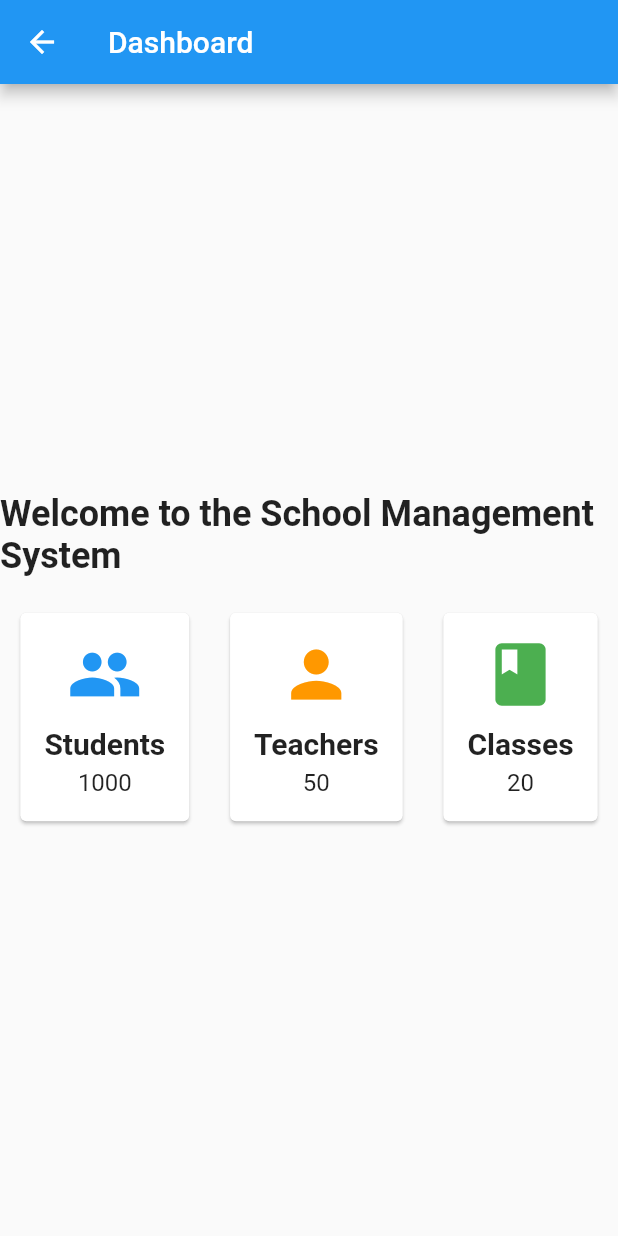
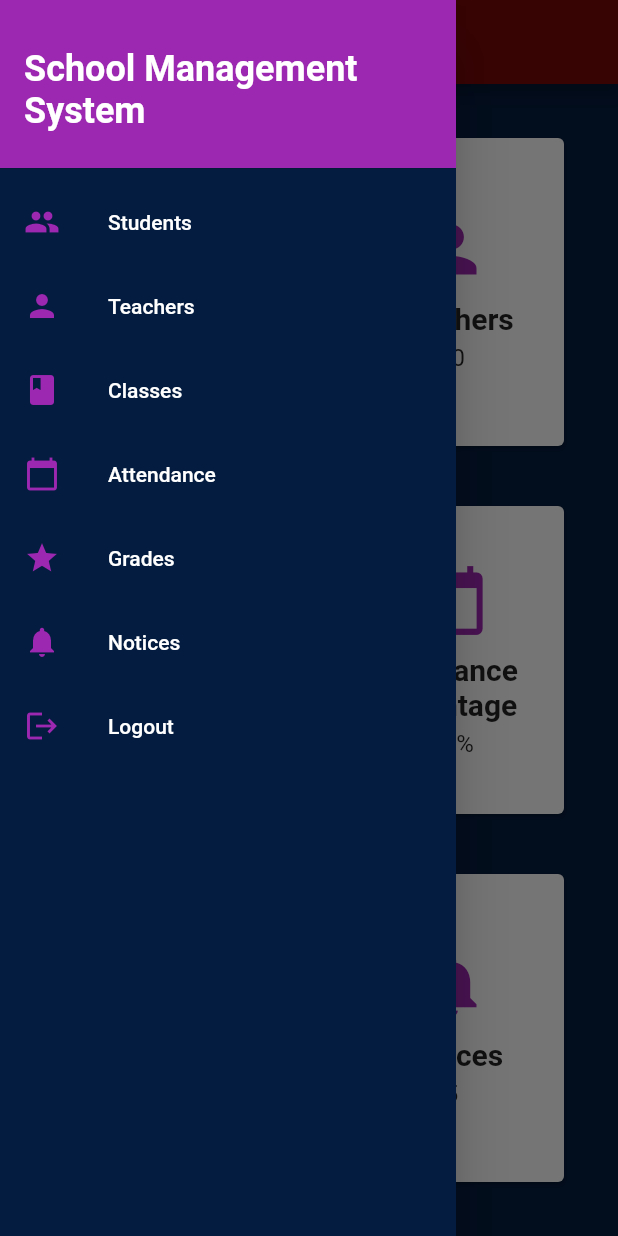
Before and after one commit to apilchand/School-management, a Flutter app: the DashboardScreen screen opened directly, with the side drawer open (before the commit the screen has no drawer), on a phone screen of 412 x 824 dp. Run offline on Flutter 3.47's test engine with Material 2 defaults, Android fonts, the phone set to English and light mode, and no system bars; our stand-ins replace file_picker.

Commit message:
admin start

```diff
--- a/lib/screens/Admin/Dashboard.dart
+++ b/lib/screens/Admin/Dashboard.dart
@@ -1,4 +1,11 @@
 import 'package:flutter/material.dart';
+
+import 'attendance_management.dart';
+import 'class_management.dart';
+import 'notice_management.dart';
+import 'result_management.dart';
+import 'student_management.dart';
+import 'teacher_management.dart';
 
 class DashboardScreen extends StatelessWidget {
   const DashboardScreen({Key? key}) : super(key: key);
@@ -8,45 +15,183 @@ class DashboardScreen extends StatelessWidget {
     return Scaffold(
       appBar: AppBar(
         title: Text('Dashboard'),
+        backgroundColor: Color.fromARGB(255, 121, 6, 6),
       ),
-      body: Center(
-        child: Column(
-          mainAxisAlignment: MainAxisAlignment.center,
+      backgroundColor: Color.fromARGB(255, 4, 28, 63),
+      drawer: Drawer(
+        child: Container(
+          color: Color.fromARGB(255, 4, 28, 63),
+          child: ListView(
             children: [
-            Text(
-              'Welcome to the School Management System',
+              Container(
+                height: 120.0,
+                child: DrawerHeader(
+                  decoration: BoxDecoration(
+                    color: Colors.purple,
+                  ),
+                  child: Center(
+                    child: Text(
+                      'School Management System',
                       style: TextStyle(
                         fontSize: 24.0,
                         fontWeight: FontWeight.bold,
+                        color: Colors.white,
                       ),
                     ),
-            SizedBox(height: 20.0),
-            Row(
-              mainAxisAlignment: MainAxisAlignment.spaceAround,
-              children: [
-                DashboardCard(
+                  ),
+                ),
+              ),
+              DrawerItem(
+                icon: Icons.people,
                 title: 'Students',
-                  count: '1000',
-                  icon: Icons.people,
-                  color: Colors.blue,
+                onPressed: () {
+                  /*Navigator.push(
+                    context,
+                    MaterialPageRoute(builder: (context) => StudentScreen()),
+                  );*/
+                },
               ),
-                DashboardCard(
+              DrawerItem(
+                icon: Icons.person,
                 title: 'Teachers',
-                  count: '50',
-                  icon: Icons.person,
-                  color: Colors.orange,
+                onPressed: () {},
               ),
-                DashboardCard(
+              DrawerItem(
+                icon: Icons.class_,
                 title: 'Classes',
-                  count: '20',
-                  icon: Icons.class_,
-                  color: Colors.green,
+                onPressed: () {},
               ),
-              ],
+              DrawerItem(
+                icon: Icons.calendar_today,
+                title: 'Attendance',
+                onPressed: () {},
+              ),
+              DrawerItem(
+                icon: Icons.grade,
+                title: 'Grades',
+                onPressed: () {},
+              ),
+              DrawerItem(
+                icon: Icons.notifications,
+                title: 'Notices',
+                onPressed: () {},
+              ),
+              DrawerItem(
+                icon: Icons.logout,
+                title: 'Logout',
+                onPressed: () {},
               ),
             ],
           ),
         ),
+      ),
+      body: Padding(
+        padding: const EdgeInsets.all(16.0),
+        child: Column(
+          mainAxisAlignment: MainAxisAlignment.center,
+          children: [
+            Expanded(
+              child: Row(
+                mainAxisAlignment: MainAxisAlignment.spaceAround,
+                children: [
+                  Expanded(
+                    child: DashboardCard(
+                      title: 'Students',
+                      count: '1000',
+                      icon: Icons.people,
+                      color: Colors.purple,
+                    ),
+                  ),
+                  Expanded(
+                    child: DashboardCard(
+                      title: 'Teachers',
+                      count: '50',
+                      icon: Icons.person,
+                      color: Colors.purple,
+                    ),
+                  ),
+                ],
+              ),
+            ),
+            Expanded(
+              child: Row(
+                mainAxisAlignment: MainAxisAlignment.spaceAround,
+                children: [
+                  Expanded(
+                    child: DashboardCard(
+                      title: 'Classes',
+                      count: '20',
+                      icon: Icons.class_,
+                      color: Colors.purple,
+                    ),
+                  ),
+                  Expanded(
+                    child: DashboardCard(
+                      title: 'Attendance Percentage',
+                      count: '85%',
+                      icon: Icons.calendar_today,
+                      color: Colors.purple,
+                    ),
+                  ),
+                ],
+              ),
+            ),
+            Expanded(
+              child: Row(
+                mainAxisAlignment: MainAxisAlignment.spaceAround,
+                children: [
+                  Expanded(
+                    child: DashboardCard(
+                      title: 'Pass percentage',
+                      count: '80%',
+                      icon: Icons.grade,
+                      color: Colors.purple,
+                    ),
+                  ),
+                  Expanded(
+                    child: DashboardCard(
+                      title: 'Notices',
+                      count: '5',
+                      icon: Icons.notifications,
+                      color: Colors.purple,
+                    ),
+                  ),
+                ],
+              ),
+            ),
+          ],
+        ),
+      ),
+    );
+  }
+}
+
+class DrawerItem extends StatelessWidget {
+  final IconData icon;
+  final String title;
+  final Function onPressed;
+
+  const DrawerItem({
+    Key? key,
+    required this.icon,
+    required this.title,
+    required this.onPressed,
+  }) : super(key: key);
+
+  @override
+  Widget build(BuildContext context) {
+    return ListTile(
+      leading: Icon(
+        icon,
+        color: Colors.purple,
+      ),
+      title: Text(
+        title,
+        style: TextStyle(
+          color: Colors.white,
+        ),
+      ),
+      onTap: onPressed(),
     );
   }
 }
@@ -67,11 +212,15 @@ class DashboardCard extends StatelessWidget {
 
   @override
   Widget build(BuildContext context) {
-    return Card(
+    return
+    Padding(
+      padding: const EdgeInsets.all(16.0),
+      child: Card(
           child: Padding(
         padding: const EdgeInsets.all(16.0),
         child: Column(
           crossAxisAlignment: CrossAxisAlignment.center,
+          mainAxisAlignment: MainAxisAlignment.center,
           children: [
             Icon(
               icon,
@@ -79,11 +228,13 @@ class DashboardCard extends StatelessWidget {
               color: color,
             ),
             SizedBox(height: 10.0),
-            Text(
+            Center(
+              child: Text(
                 title,
                 style: TextStyle(
                   fontSize: 20.0,
                   fontWeight: FontWeight.bold,
+                ),
               ),
             ),
             SizedBox(height: 5.0),
@@ -95,7 +246,7 @@ class DashboardCard extends StatelessWidget {
             ),
           ],
         ),
-      ),
+      )),
     );
   }
 }
```
Also changed, not shown: lib/screens/Admin/attendance_management.dart (added), lib/screens/Admin/class_management.dart (added), lib/screens/Admin/notice_management.dart (added), lib/screens/Admin/result_management.dart (added), lib/screens/Admin/student_management.dart (added), lib/screens/Admin/teacher_management.dart (added). Lines whose indentation alone changed are shown as unchanged.
